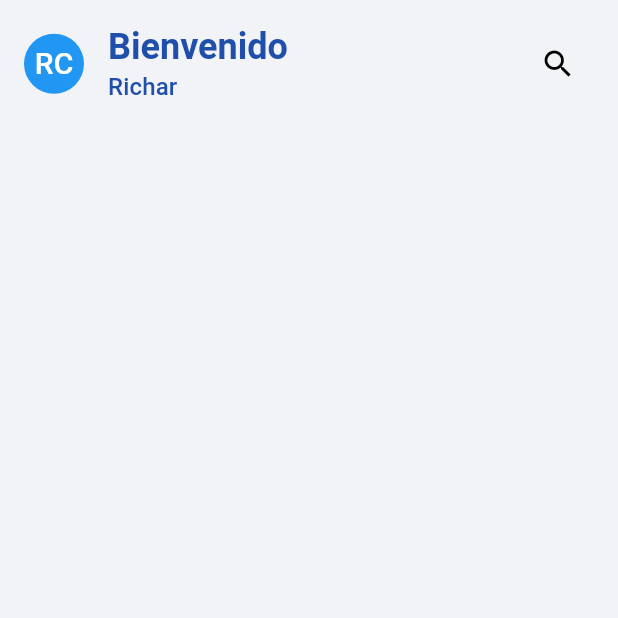
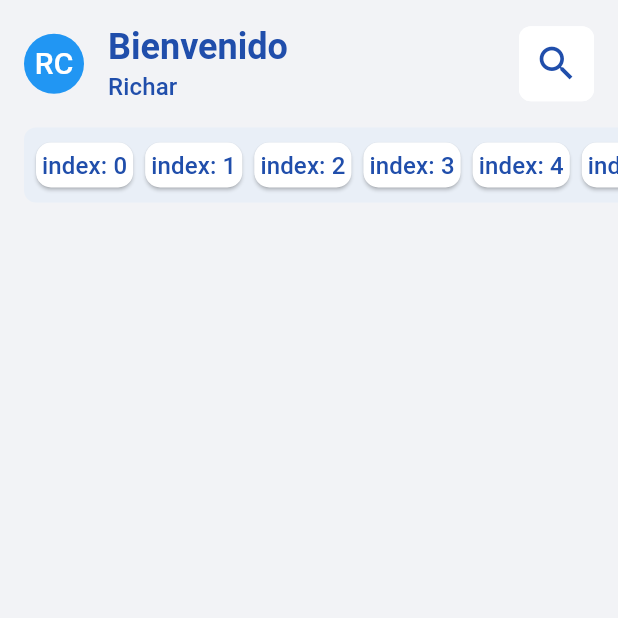
Before and after one commit to RicharC293/guia-turistica-clase, a Flutter app: the screen it shows after launch, on a phone screen of 412 x 824 dp, the top half of it. Run offline on Flutter 3.47's test engine with Material 3 defaults, Android fonts, the phone set to English and light mode, and no system bars.

Commit message:
Refactor home screen layout and add search button

```diff
--- a/lib/ui/home_screen/home_screen.dart
+++ b/lib/ui/home_screen/home_screen.dart
@@ -9,16 +9,16 @@ class HomeScreen extends StatelessWidget {
   Widget build(BuildContext context) {
     return Scaffold(
       body: SafeArea(
-        child: Padding(
-          padding: const EdgeInsets.all(16.0),
-          child: Column(
-            children: [
-              Row(
+        child: Column(
+          children: [
+            Padding(
+              padding: const EdgeInsets.all(16.0),
+              child: Row(
                 children: [
-                  CircleAvatar(
+                  const CircleAvatar(
                     child: Text('RC'),
                   ),
-                  SizedBox(width: 16),
+                  const SizedBox(width: 16),
                   Expanded(
                     child: Column(
                       crossAxisAlignment: CrossAxisAlignment.start,
@@ -32,12 +32,55 @@ class HomeScreen extends StatelessWidget {
                       ],
                     ),
                   ),
-                  SizedBox(width: 16),
-                  IconButton(onPressed: () {}, icon: Icon(Icons.search)),
+                  const SizedBox(width: 16),
+                  OutlinedButton(
+                    onPressed: () {},
+                    style: OutlinedButton.styleFrom(
+                      shape: RoundedRectangleBorder(
+                        borderRadius: BorderRadius.circular(8),
+                      ),
+                      minimumSize: const Size(50, 50),
+                      backgroundColor: Colors.white,
+                      padding: EdgeInsets.zero,
+                      elevation: 1,
+                    ),
+                    child: const Icon(Icons.search, size: 30),
+                  ),
                 ],
               ),
-            ],
-          ),
+            ),
+            Container(
+              margin: const EdgeInsets.only(
+                left: 16,
+                bottom: 16,
+              ),
+              padding: const EdgeInsets.only(
+                left: 4,
+                top: 6,
+                bottom: 6,
+              ),
+              decoration: BoxDecoration(
+                  color: Theme.of(context).colorScheme.background,
+                  borderRadius: const BorderRadius.only(
+                    topLeft: Radius.circular(8),
+                    bottomLeft: Radius.circular(8),
+                  )),
+              height: 50,
+              child: ListView.builder(
+                scrollDirection: Axis.horizontal,
+                itemBuilder: (context, index) {
+                  return Card(
+                    child: Padding(
+                      padding: const EdgeInsets.all(4.0),
+                      child: Text('index: $index',
+                          style: Theme.of(context).textTheme.labelLarge),
+                    ),
+                  );
+                },
+                itemCount: 15,
+              ),
+            ),
+          ],
         ),
       ),
     );
```
